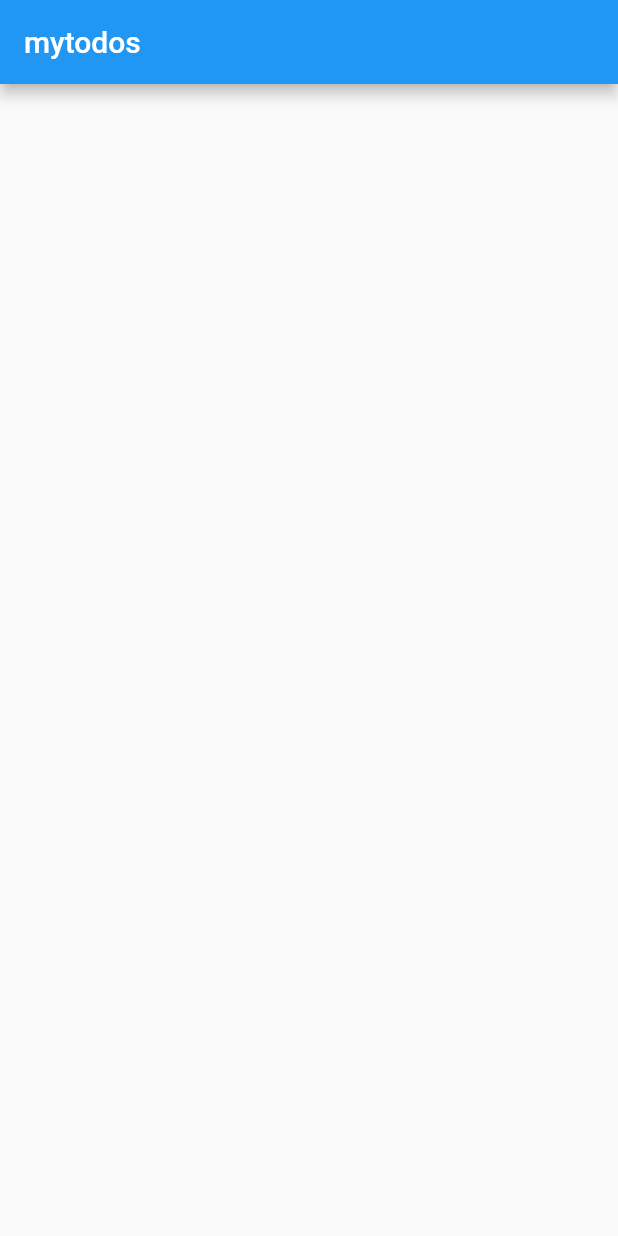
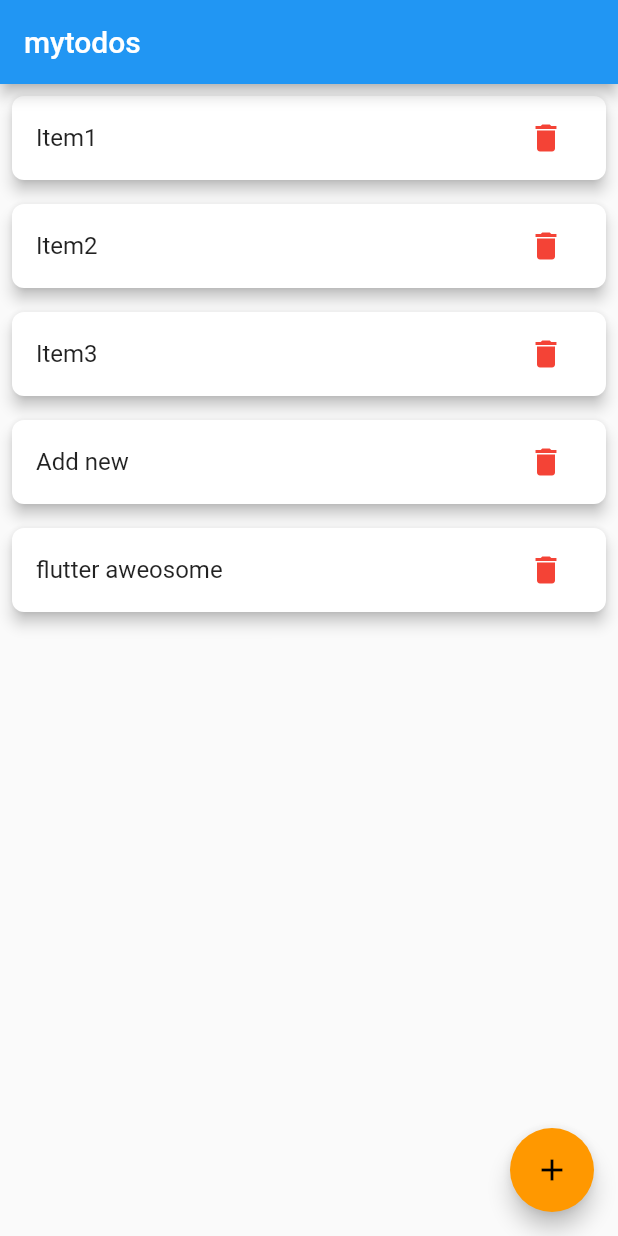
Before and after one commit to anandjose-arackal/todo_flutter_firebase, a Flutter app: the screen it shows after launch, on a phone screen of 412 x 824 dp. Run offline on Flutter 3.47's test engine with Material 2 defaults, Android fonts, the phone set to English and light mode, and no system bars.

Commit message:
completed ui

```diff
--- a/lib/main.dart
+++ b/lib/main.dart
@@ -17,12 +17,75 @@ class MyApp extends StatefulWidget {
 }
 
 class _MyAppState extends State<MyApp> {
+  List todos = List();
+  String input = "";
+
   @override
+  void initState() {
+    super.initState();
+    todos.add("Item1");
+    todos.add("Item2");
+    todos.add("Item3");
+    todos.add("Add new");
+    todos.add("flutter aweosome");
+  }
+
   Widget build(BuildContext context) {
     return Scaffold(
-      appBar: AppBar(
-        title: Text("mytodos"),
-      ),
-    );
+        appBar: AppBar(
+          title: Text("mytodos"),
+        ),
+        floatingActionButton: FloatingActionButton(
+            onPressed: () {
+              showDialog(
+                context: context,
+                builder: (BuildContext context) {
+                  return AlertDialog(
+                      title: Text("Add new Taskr"),
+                      content: TextField(
+                        onChanged: (String value) {
+                          input = value;
+                        },
+                      ),
+                      actions: <Widget>[
+                        FlatButton(
+                            onPressed: () {
+                              setState(() {
+                                todos.add(input);
+                                Navigator.of(context, rootNavigator: true)
+                                    .pop('dialog');
+                              });
+                            },
+                            child: Text("Add"))
+                      ]);
+                },
+              );
+            },
+            child: Icon(Icons.add)),
+        body: ListView.builder(
+          itemCount: todos.length,
+          itemBuilder: (BuildContext context, int index) {
+            return Dismissible(
+              key: Key(todos[index]),
+              child: Card(
+                elevation: 4,
+                margin: EdgeInsets.all(8),
+                shape: RoundedRectangleBorder(
+                    borderRadius: BorderRadius.circular(8)),
+                child: ListTile(
+                  title: Text(todos[index]),
+                  trailing: IconButton(
+                    icon: Icon(Icons.delete, color: Colors.red),
+                    onPressed: () {
+                      setState(() {
+                        todos.removeAt(index);
+                      });
+                    },
+                  ),
+                ),
+              ),
+            );
+          },
+        ));
   }
 }
```
